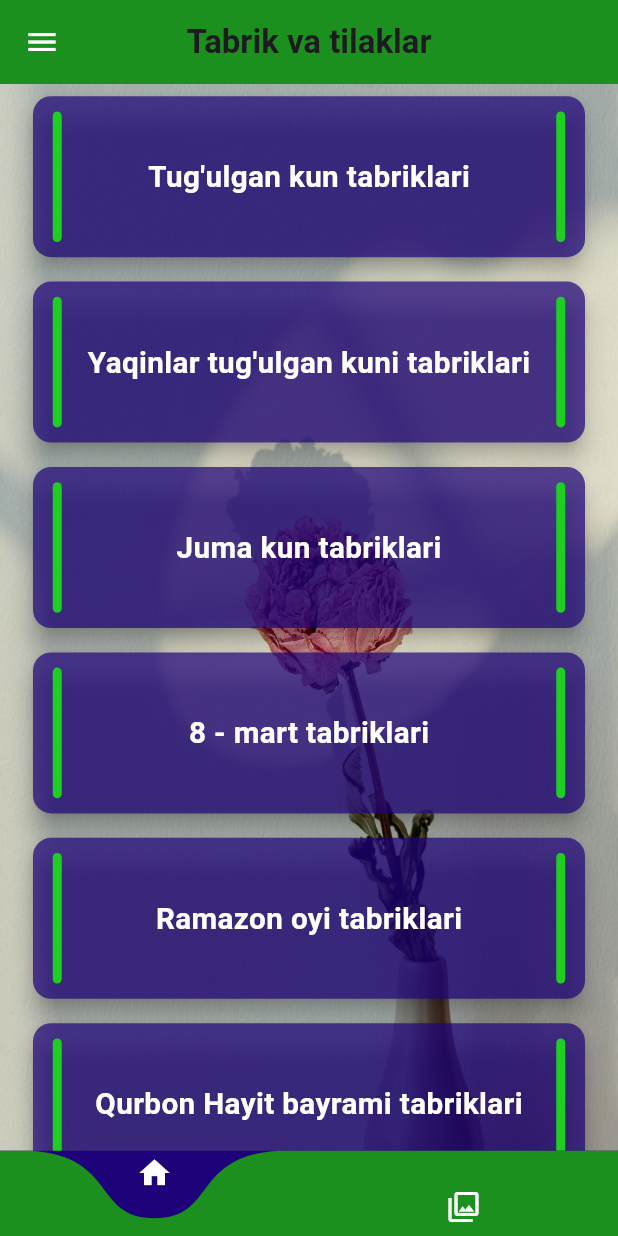
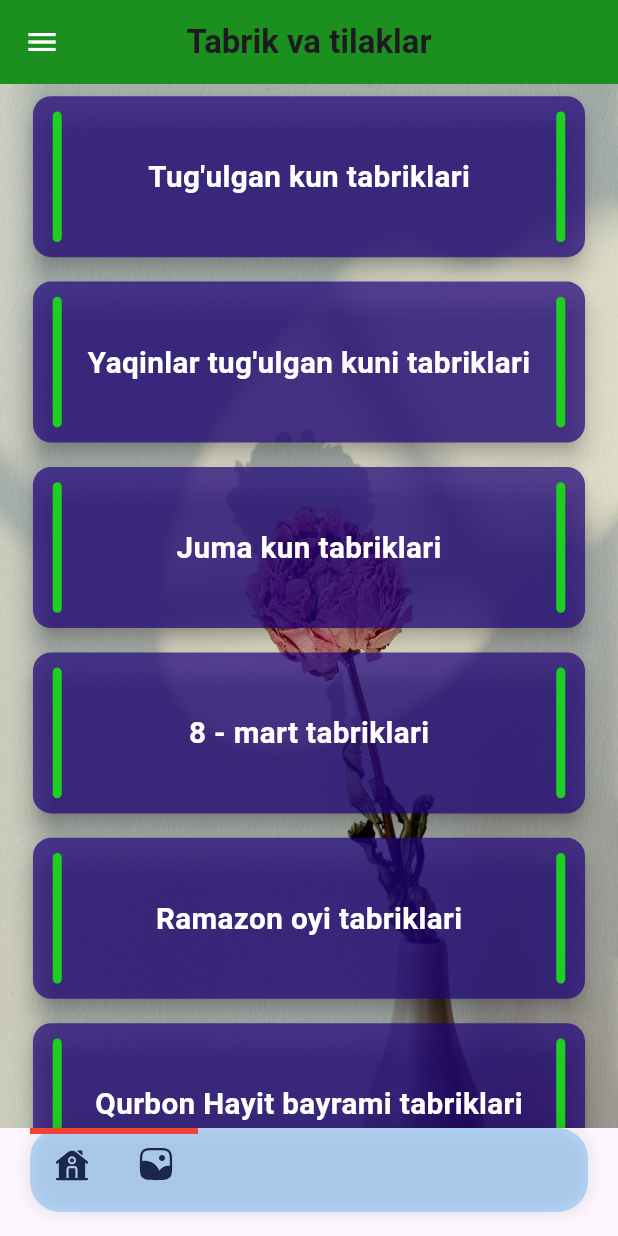
Before and after one commit to AbbosMamadaliyev/tabriknoma-va-tilaklar, a Flutter app: the screen it shows after launch, on a phone screen of 412 x 824 dp. Run offline on Flutter 3.47's test engine with Material 3 defaults, Android fonts, the phone set to English and light mode, and no system bars; drawn by our look-alikes of curved_navigation_bar, flutter_advanced_drawer; our stand-ins replace cached_network_image, connectivity_plus, dio, equatable, firebase_core, firebase_database and 18 more; missing offline and left inert: flutter_touch_ripple; accounts and stored records are empty.

Commit message:
main screen navigation bar change started

```diff
--- a/lib/assets/constants/app_icons.dart
+++ b/lib/assets/constants/app_icons.dart
@@ -4,4 +4,6 @@ class AppIcons {
   static const failure = 'assets/icons/failure.svg';
   static const success = 'assets/icons/success.svg';
   static const xBack = 'assets/icons/x_back.svg';
+  static const home = 'assets/icons/home-1-svgrepo-com.svg';
+  static const gallery = 'assets/icons/gallery-round-svgrepo-com.svg';
 }
--- a/lib/assets/themes/theme.dart
+++ b/lib/assets/themes/theme.dart
@@ -24,7 +24,6 @@ abstract class AppTheme {
         ),
         dividerTheme: const DividerThemeData(color: AppColors.grey4),
         bottomNavigationBarTheme: const BottomNavigationBarThemeData(
-            backgroundColor: AppColors.white,
             selectedItemColor: AppColors.black,
             unselectedItemColor: AppColors.grey2,
             selectedLabelStyle: TextStyle(color: AppColors.black, fontWeight: FontWeight.w600, fontSize: 11),
@@ -32,7 +31,6 @@ abstract class AppTheme {
             selectedIconTheme: IconThemeData(color: AppColors.black),
             unselectedIconTheme: IconThemeData(color: AppColors.black)),
         dividerColor: AppColors.black,
-        // bannerTheme: const MaterialBannerThemeData(backgroundColor: AppColors.dividerColor),
         appBarTheme: AppBarTheme(
           elevation: 0,
           iconTheme: const IconThemeData(color: AppColors.black),
--- a/lib/features/main_screen/main_screen.dart
+++ b/lib/features/main_screen/main_screen.dart
@@ -3,6 +3,8 @@ import 'package:curved_navigation_bar/curved_navigation_bar.dart';
 import 'package:flutter/material.dart';
 import 'package:flutter_advanced_drawer/flutter_advanced_drawer.dart';
 import 'package:flutter_screenutil/flutter_screenutil.dart';
+import 'package:flutter_svg/flutter_svg.dart';
+import 'package:tabriklar/assets/constants/app_icons.dart';
 import 'package:tabriklar/features/components/background_home_page.dart';
 import 'package:tabriklar/features/components/custom_advanced_drawer.dart';
 import 'package:tabriklar/features/home_page/home_page.dart';
@@ -22,29 +24,6 @@ class _MainScreenState extends State<MainScreen> {
   void _handleMuneButtonPressed() {
     _advancedDrawerController.showDrawer();
   }
-
-  // Future<void> checkerUpdate() async {
-  //   const playStoreId = 'com.mamadaliyev.abbos.tabriklar'; // If this value is null, its packagename will be considered
-  //   const country = 'uz'; // If this value is null 'us' will be the default value
-  //   await AppVersionUpdate.checkForUpdates(playStoreId: playStoreId, country: country).then((data) async {
-  //     log('data.storeVersion: ${data.storeVersion}');
-  //     log('data.storeUrl: ${data.storeUrl}');
-  //     if (data.canUpdate!) {
-  //       log('can updatteeee');
-  //       AppVersionUpdate.showAlertUpdate();
-  //
-  //       // showModalBottomSheet(
-  //       //     useRootNavigator: true,
-  //       //     isDismissible: false,
-  //       //     enableDrag: false,
-  //       //     context: context,
-  //       //     backgroundColor: Colors.transparent,
-  //       //     builder: (context) {
-  //       //       return UpdateBottomSheet(url: data.storeUrl!);
-  //       //     });
-  //     }
-  //   });
-  // }
 
   @override
   Widget build(BuildContext context) {
@@ -71,10 +50,82 @@ class _MainScreenState extends State<MainScreen> {
         body: BackgroundHomePage(
           child: sectionIndex == 0 ? const HomePageBody() : const CategorPhotosWidget(),
         ),
-        bottomNavigationBar: customNavigationBar(),
+        bottomNavigationBar: Container(
+          height: 56,
+          margin: const EdgeInsets.symmetric(horizontal: 20).copyWith(bottom: 16),
+          decoration: BoxDecoration(
+            borderRadius: BorderRadius.circular(20.r),
+            color: Colors.blue.withOpacity(.3),
+            boxShadow: [
+              BoxShadow(
+                color: Colors.black.withOpacity(0.1),
+                spreadRadius: 1,
+                blurRadius: 10,
+                offset: const Offset(0, 0),
+              ),
+            ],
+          ),
+          child: Row(
+            children: [
+              Column(
+                children: [
+                  Container(
+                    height: 4,
+                    width: 56,
+                    color: Colors.red,
+                  ),
+                  const SizedBox(height: 8),
+                  SvgPicture.asset(
+                    AppIcons.home,
+                    height: 24,
+                    width: 24,
+                  ),
+                ],
+              ),
+              Column(
+                children: [
+                  Container(
+                    height: 4,
+                    width: 56,
+                    color: Colors.red,
+                  ),
+                  const SizedBox(height: 8),
+                  SvgPicture.asset(
+                    AppIcons.gallery,
+                    height: 24,
+                    width: 24,
+                  ),
+                ],
+              ),
+            ],
+          ),
+        ),
       ),
     );
   }
+
+  // Future<void> checkerUpdate() async {
+  //   const playStoreId = 'com.mamadaliyev.abbos.tabriklar'; // If this value is null, its packagename will be considered
+  //   const country = 'uz'; // If this value is null 'us' will be the default value
+  //   await AppVersionUpdate.checkForUpdates(playStoreId: playStoreId, country: country).then((data) async {
+  //     log('data.storeVersion: ${data.storeVersion}');
+  //     log('data.storeUrl: ${data.storeUrl}');
+  //     if (data.canUpdate!) {
+  //       log('can updatteeee');
+  //       AppVersionUpdate.showAlertUpdate();
+  //
+  //       // showModalBottomSheet(
+  //       //     useRootNavigator: true,
+  //       //     isDismissible: false,
+  //       //     enableDrag: false,
+  //       //     context: context,
+  //       //     backgroundColor: Colors.transparent,
+  //       //     builder: (context) {
+  //       //       return UpdateBottomSheet(url: data.storeUrl!);
+  //       //     });
+  //     }
+  //   });
+  // }
 
   CurvedNavigationBar customNavigationBar() {
     return CurvedNavigationBar(
--- a/pubspec.yaml
+++ b/pubspec.yaml
@@ -82,6 +82,7 @@ flutter:
   assets:
     - assets/happy.db
     - assets/images/
+    - assets/icons/
   #   - images/a_dot_burr.jpeg
   #   - images/a_dot_ham.jpeg
 
```
Also changed, not shown: assets/icons/gallery-round-svgrepo-com.svg (added), assets/icons/home-1-svgrepo-com.svg (added).
